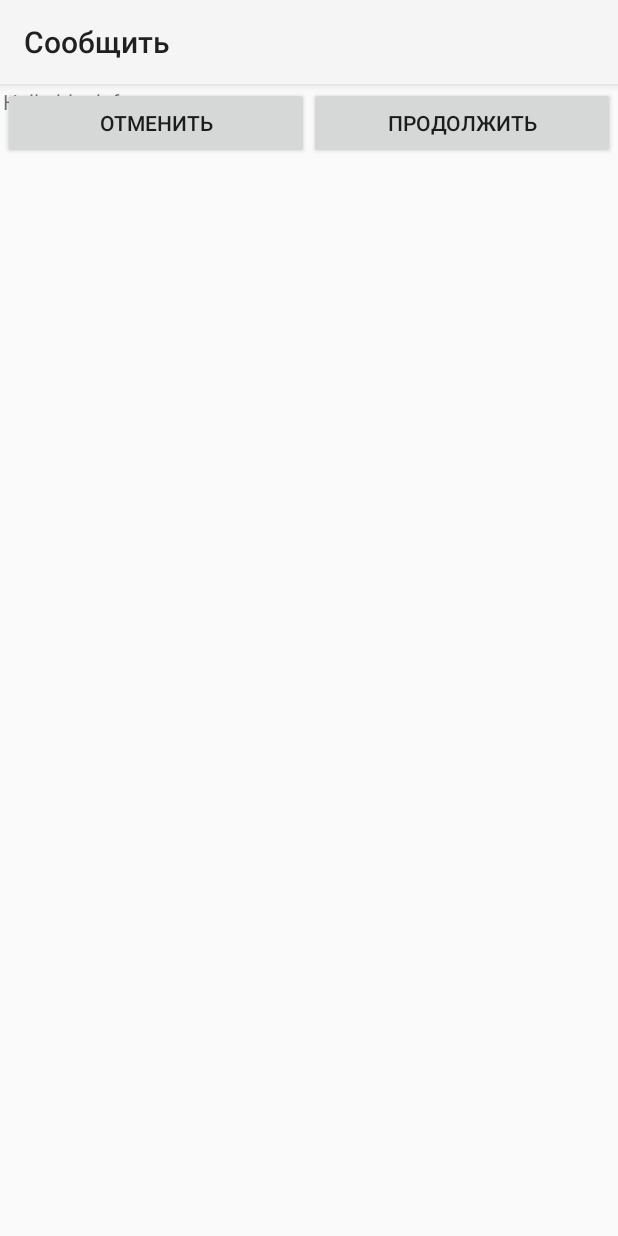
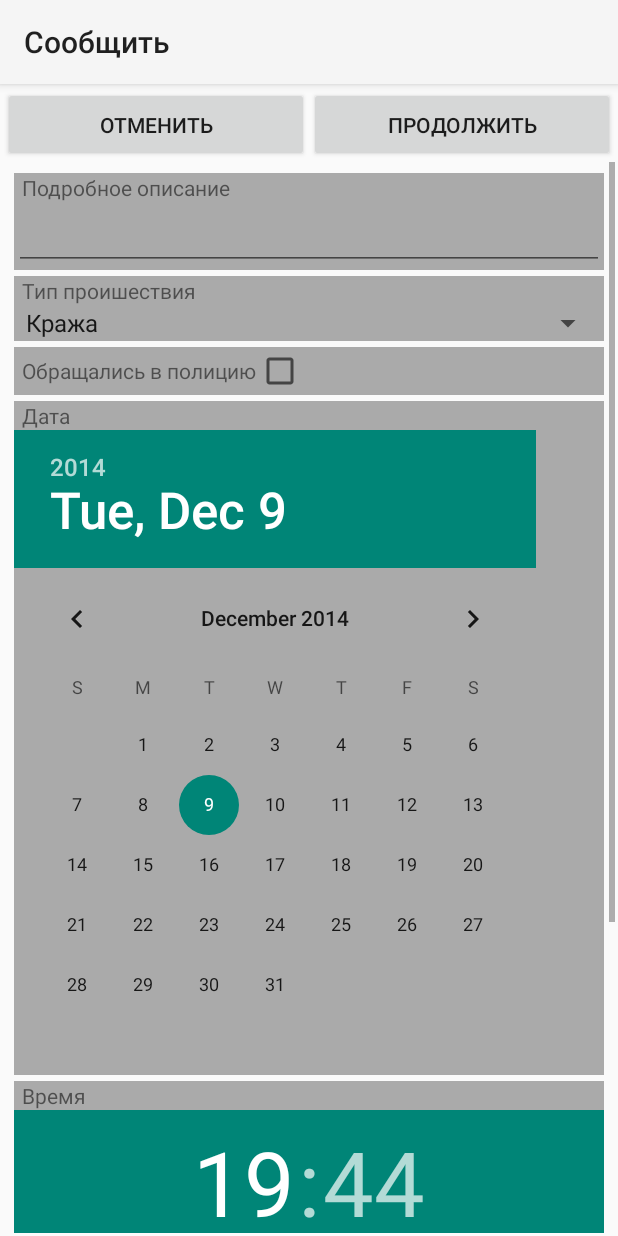
Before and after one commit to erzhtor/crime-report, an Android app: the fragment FragmentAddCrime placed in its activity, on a phone screen of 412 x 824 dp. Run offline under Robolectric (Android 15) with nearby library versions, the phone set to English and light mode, and no system bars; 6 statements that could not run were skipped.

Commit message:
Add Crime (part 2, not checked yet)) implemented

```diff
--- a/app/src/main/java/com/erzhan/crimereport/API/AsyncTaskPostComment.java
+++ b/app/src/main/java/com/erzhan/crimereport/API/AsyncTaskPostComment.java
@@ -20,7 +20,6 @@ public class AsyncTaskPostComment
     private Activity context;
     private ProgressDialog progressDialog;
     private boolean success = true;
-    private JSONArray jsonArray = null;
 
 
     public AsyncTaskPostComment(Activity context)
--- a/app/src/main/java/com/erzhan/crimereport/fragments/FragmentAddCrime.java
+++ b/app/src/main/java/com/erzhan/crimereport/fragments/FragmentAddCrime.java
@@ -6,26 +6,87 @@ import android.support.v4.app.Fragment;
 import android.view.LayoutInflater;
 import android.view.View;
 import android.view.ViewGroup;
+import android.widget.ArrayAdapter;
+import android.widget.CheckBox;
+import android.widget.DatePicker;
+import android.widget.EditText;
+import android.widget.Spinner;
+import android.widget.TimePicker;
 
+import com.erzhan.crimereport.Message;
 import com.erzhan.crimereport.R;
+import com.erzhan.crimereport.classes.Crime;
+
+import java.util.ArrayList;
 
 /**
  * A simple {@link Fragment} subclass.
  */
 public class FragmentAddCrime extends Fragment {
 
+    private Crime crime;
 
+    public EditText desciption;
+    public Spinner category;
+    public CheckBox police_report;
+    public DatePicker date;
+    public TimePicker time;
+
+    private String[] categories;
     public FragmentAddCrime() {
         // Required empty public constructor
+
     }
-
-
+    public void setCrime(Crime crime)
+    {
+        this.crime = crime;
+    }
     @Override
     public View onCreateView(LayoutInflater inflater, ViewGroup container,
                              Bundle savedInstanceState) {
         // Inflate the layout for this fragment
-        return inflater.inflate(R.layout.fragment_add_crime, container, false);
+        View v = inflater.inflate(R.layout.fragment_add_crime, container, false);
+
+        categories = new String[]{getString(R.string.crime_category_1),
+                getString(R.string.crime_category_2),
+                getString(R.string.crime_category_3),
+                getString(R.string.crime_category_4),
+                getString(R.string.crime_category_5),
+                getString(R.string.crime_category_6),
+                getString(R.string.crime_category_7)};
+        desciption = (EditText)v.findViewById(R.id.desc);
+
+        category = (Spinner)v.findViewById(R.id.cat);
+        ArrayAdapter<String> adapter = new ArrayAdapter<String>(getActivity(),
+                                            android.R.layout.simple_spinner_item, categories);
+        category.setAdapter(adapter);
+        category.setSelection(0); //default item
+
+        police_report = (CheckBox)v.findViewById(R.id.p_report);
+        date = (DatePicker)v.findViewById(R.id.date);
+        time = (TimePicker)v.findViewById(R.id.time);
+        time.setIs24HourView(true); //format 24 hour
+
+        if (crime != null)
+        {
+            desciption.setText(crime.getDescription());
+            category.setSelection(crime.getCategory());
+            police_report.setChecked((crime.getPoliceReport()==1)?true:false);
+
+            //parse date and set
+            String[] s = crime.getDate().split("-");
+            int year = Integer.parseInt(s[0]); //
+            int month = Integer.parseInt(s[1]); //
+            int day = Integer.parseInt(s[2]); //
+            date.updateDate(year, --month, day);
+
+            //parse time and set
+            s = crime.getTime().split(":");
+            int hour = Integer.parseInt(s[0]);
+            int minute = Integer.parseInt(s[1]);
+            time.setCurrentHour(hour);
+            time.setCurrentMinute(minute);
+        }
+        return v;
     }
-
-
 }
--- a/app/src/main/java/com/erzhan/crimereport/fragments/FragmentMyGoogleMap.java
+++ b/app/src/main/java/com/erzhan/crimereport/fragments/FragmentMyGoogleMap.java
@@ -87,15 +87,16 @@ public class FragmentMyGoogleMap extends Fragment implements GoogleMap.OnMapClic
                 else
                     marker.hideInfoWindow();
             }
-//
-//            mMap.setOnInfoWindowClickListener(new GoogleMap.OnInfoWindowClickListener() {
-//                @Override
-//                public void onInfoWindowClick(Marker marker) {
-//                    int index = Integer.parseInt(
-//                            marker.getTitle().split("\\|")[1].split("\\=")[1]);
-//                    ((MainActivity)getActivity()).startCrimeActivity(index);
-//                }
-//            });
+
+//            show crime details on markerInfoWindowClick
+            /*mMap.setOnInfoWindowClickListener(new GoogleMap.OnInfoWindowClickListener() {
+                @Override
+                public void onInfoWindowClick(Marker marker) {
+                    int index = Integer.parseInt(
+                            marker.getTitle().split("\\|")[1].split("\\=")[1]);
+                    ((MainActivity)getActivity()).startCrimeActivity(index);
+                }
+            });*/
         }
         else if (isAddCrime){
             mMap.setOnMapClickListener(this);
@@ -132,7 +133,6 @@ public class FragmentMyGoogleMap extends Fragment implements GoogleMap.OnMapClic
         else {
             mMap.moveCamera(cameraUpdate);
         }
-
         setCrimeMarkers();
 
         return v;
--- a/app/src/main/res/layout/activity_add_crime.xml
+++ b/app/src/main/res/layout/activity_add_crime.xml
@@ -14,12 +14,13 @@
         />
     <LinearLayout
         android:layout_width="match_parent"
-        android:layout_height="wrap_content"
+        android:layout_height="50dp"
         android:orientation="horizontal"
+        android:id="@+id/buttonCont"
         >
         <Button
             android:layout_width="match_parent"
-            android:layout_height="wrap_content"
+            android:layout_height="50dp"
             android:id="@+id/back"
             android:text="Cancel"
             android:layout_weight="1"
@@ -28,7 +29,7 @@
             />
         <Button
             android:layout_width="match_parent"
-            android:layout_height="wrap_content"
+            android:layout_height="50dp"
             android:id="@+id/next"
             android:text="Next"
             android:gravity="center"
--- a/app/src/main/res/layout/fragment_add_crime.xml
+++ b/app/src/main/res/layout/fragment_add_crime.xml
@@ -1,10 +1,110 @@
-<FrameLayout xmlns:android="http://schemas.android.com/apk/res/android"
+<ScrollView
+    android:paddingTop="50dp"
+    xmlns:android="http://schemas.android.com/apk/res/android"
     xmlns:tools="http://schemas.android.com/tools" android:layout_width="match_parent"
     android:layout_height="match_parent"
-    tools:context="com.erzhan.crimereport.fragments.FragmentAddCrime">
+    tools:context="com.erzhan.crimereport.fragments.FragmentAddCrime"
+    >
 
-    <!-- TODO: Update blank fragment layout -->
-    <TextView android:layout_width="match_parent" android:layout_height="match_parent"
-        android:text="@string/hello_blank_fragment" />
-
-</FrameLayout>
+    <LinearLayout
+        android:layout_width="match_parent"
+        android:layout_height="wrap_content"
+        android:orientation="vertical"
+        android:padding="5dp"
+        >
+        <LinearLayout
+            android:layout_margin="@dimen/padding_add_comment_conts"
+            android:background="@android:color/darker_gray"
+            android:layout_width="match_parent"
+            android:orientation="vertical"
+            android:layout_height="wrap_content">
+            <TextView
+                android:paddingLeft="5dp"
+                android:layout_width="match_parent"
+                android:layout_height="wrap_content"
+                android:text="@string/description"
+                />
+            <EditText
+                android:layout_width="match_parent"
+                android:layout_height="wrap_content"
+                android:id="@+id/desc"
+                />
+            </LinearLayout>
+            <LinearLayout
+                android:layout_margin="@dimen/padding_add_comment_conts"
+                android:background="@android:color/darker_gray"
+                android:layout_width="match_parent"
+                android:layout_height="wrap_content"
+                android:orientation="vertical"
+                >
+                <TextView
+                    android:paddingLeft="5dp"
+                    android:layout_width="match_parent"
+                    android:layout_height="wrap_content"
+                    android:text="@string/category"
+                    />
+                <Spinner
+                    android:layout_width="match_parent"
+                    android:layout_height="wrap_content"
+                    android:id="@+id/cat"
+                    ></Spinner>
+            </LinearLayout>
+            <LinearLayout
+                android:layout_margin="@dimen/padding_add_comment_conts"
+                android:background="@android:color/darker_gray"
+                android:layout_width="match_parent"
+                android:layout_height="wrap_content"
+                android:orientation="horizontal"
+                >
+                <TextView
+                    android:paddingLeft="5dp"
+                    android:layout_width="wrap_content"
+                    android:layout_height="wrap_content"
+                    android:text="@string/police_report"
+                    />
+                <CheckBox
+                    android:layout_width="match_parent"
+                    android:layout_height="wrap_content"
+                    android:id="@+id/p_report"
+                    />
+                </LinearLayout>
+            <LinearLayout
+                android:layout_margin="@dimen/padding_add_comment_conts"
+                android:background="@android:color/darker_gray"
+                android:layout_width="match_parent"
+                android:layout_height="wrap_content"
+                android:orientation="vertical"
+                >
+                <TextView
+                    android:paddingLeft="5dp"
+                    android:layout_width="wrap_content"
+                    android:layout_height="wrap_content"
+                    android:text="@string/date"
+                    />
+                <DatePicker
+                    android:layout_width="match_parent"
+                    android:layout_height="wrap_content"
+                    android:calendarViewShown="false"
+                    android:id="@+id/date"
+                    ></DatePicker>
+                </LinearLayout>
+            <LinearLayout
+                android:layout_margin="@dimen/padding_add_comment_conts"
+                android:background="@android:color/darker_gray"
+                android:layout_width="match_parent"
+                android:layout_height="wrap_content"
+                android:orientation="vertical">
+                <TextView
+                    android:paddingLeft="5dp"
+                    android:layout_width="wrap_content"
+                    android:layout_height="wrap_content"
+                    android:text="@string/time"
+                    />
+                <TimePicker
+                    android:layout_width="match_parent"
+                    android:layout_height="wrap_content"
+                    android:id="@+id/time"
+                    ></TimePicker>
+                </LinearLayout>
+    </LinearLayout>
+</ScrollView>
--- a/app/src/main/res/values/dimens.xml
+++ b/app/src/main/res/values/dimens.xml
@@ -14,7 +14,7 @@
     <dimen name="text_commentor_name_text_size">15dp</dimen>
     <dimen name="text_commentor_name_size">16dp</dimen>
     <dimen name="text_navi_buttons">20dp</dimen>
-    <!--<dimen name="name">0dp</dimen>-->
+    <dimen name="padding_add_comment_conts">2dp</dimen>
     <!--<dimen name="name">0dp</dimen>-->
     <!--<dimen name="name">0dp</dimen>-->
 
--- a/app/src/main/res/values/strings.xml
+++ b/app/src/main/res/values/strings.xml
@@ -38,4 +38,9 @@
     <string name="action_settings">Settings</string>
     <string name="hello_blank_fragment">Hello blank fragment</string>
 
+    <string name="description">Подробное описание</string>
+    <string name="category">Тип проишествия</string>
+    <string name="date">Дата</string>
+    <string name="time">Время</string>
+
 </resources>
```
Also changed, not shown: app/src/main/java/com/erzhan/crimereport/API/AsyncTaskPostCrime.java (added, +70 -0 lines), app/src/main/java/com/erzhan/crimereport/API/Constants.java (+4 -4 lines), app/src/main/java/com/erzhan/crimereport/API/MyAsyncTask.java (deleted, +0 -72 lines), app/src/main/java/com/erzhan/crimereport/API/MyConnection.java (+28 -0 lines), app/src/main/java/com/erzhan/crimereport/activities/ActivityAddCrime.java (+69 -2 lines).
